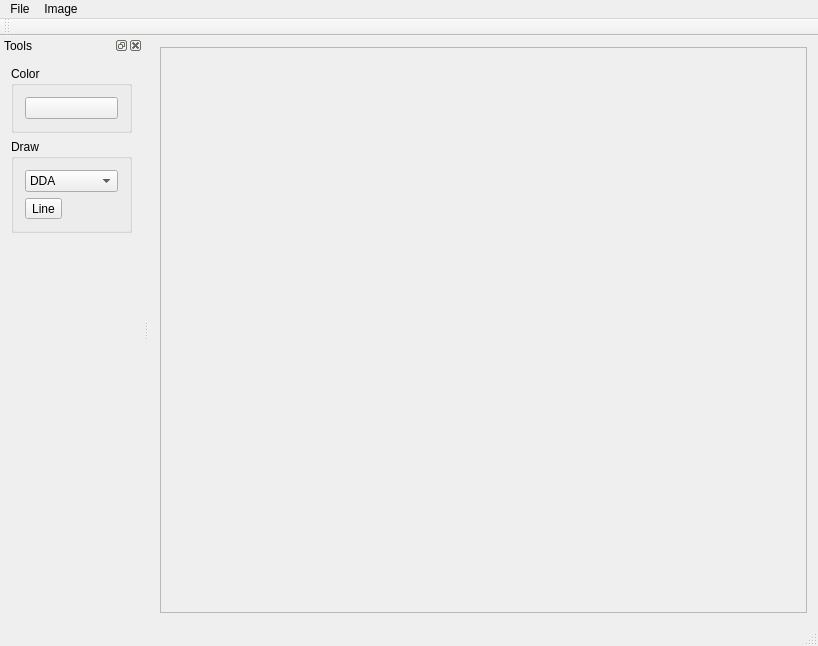
The window that src/ImageViewer.ui (Holikma/Computer_Graphics_3D) describes before a commit, drawn with Qt 5.
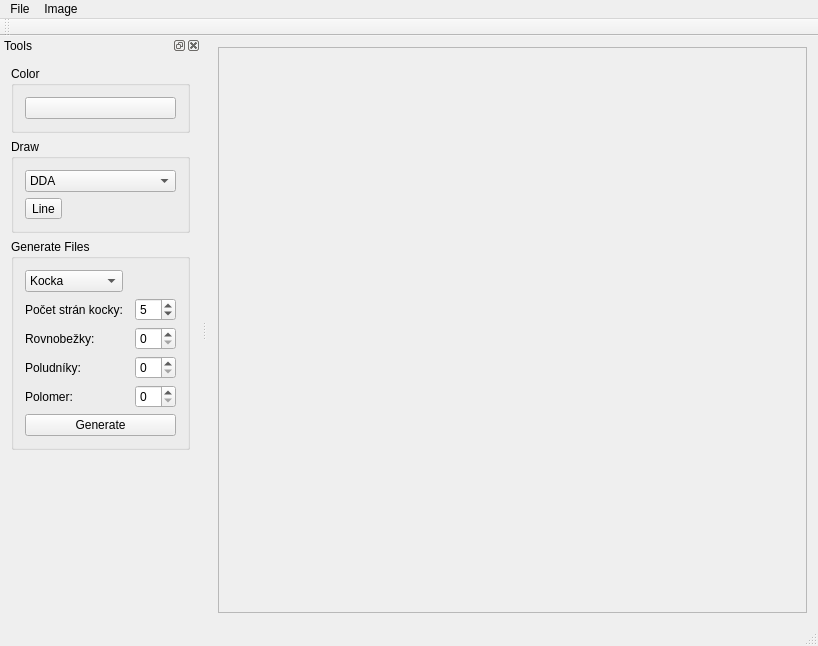
The same window after the commit.

```diff
--- a/src/ImageViewer.ui
+++ b/src/ImageViewer.ui
@@ -25,7 +25,7 @@
         <rect>
          <x>0</x>
          <y>0</y>
-         <width>679</width>
+         <width>615</width>
          <height>571</height>
         </rect>
        </property>
@@ -141,6 +141,80 @@
        </layout>
       </widget>
      </item>
+     <item>
+      <widget class="QGroupBox" name="groupBox_3">
+       <property name="title">
+        <string>Generate Files</string>
+       </property>
+       <layout class="QGridLayout" name="gridLayout_2">
+        <item row="4" column="0">
+         <widget class="QLabel" name="label_3">
+          <property name="text">
+           <string>Poludníky:</string>
+          </property>
+         </widget>
+        </item>
+        <item row="0" column="0">
+         <widget class="QComboBox" name="comboBoxTyp">
+          <item>
+           <property name="text">
+            <string>Kocka</string>
+           </property>
+          </item>
+          <item>
+           <property name="text">
+            <string>Guľa</string>
+           </property>
+          </item>
+         </widget>
+        </item>
+        <item row="5" column="0">
+         <widget class="QLabel" name="label_4">
+          <property name="text">
+           <string>Polomer:</string>
+          </property>
+         </widget>
+        </item>
+        <item row="4" column="2">
+         <widget class="QSpinBox" name="spinBoxPoludniky"/>
+        </item>
+        <item row="2" column="2">
+         <widget class="QSpinBox" name="spinBoxRovnobezky"/>
+        </item>
+        <item row="1" column="2">
+         <widget class="QSpinBox" name="spinBoxStrany">
+          <property name="value">
+           <number>5</number>
+          </property>
+         </widget>
+        </item>
+        <item row="2" column="0">
+         <widget class="QLabel" name="label_2">
+          <property name="text">
+           <string>Rovnobežky:</string>
+          </property>
+         </widget>
+        </item>
+        <item row="1" column="0">
+         <widget class="QLabel" name="label">
+          <property name="text">
+           <string>Počet strán kocky:</string>
+          </property>
+         </widget>
+        </item>
+        <item row="5" column="2">
+         <widget class="QSpinBox" name="spinBoxPolomer"/>
+        </item>
+        <item row="6" column="0" colspan="3">
+         <widget class="QPushButton" name="pushButtonGenerate">
+          <property name="text">
+           <string>Generate</string>
+          </property>
+         </widget>
+        </item>
+       </layout>
+      </widget>
+     </item>
      <item>
       <spacer name="verticalSpacer">
        <property name="orientation">
```
